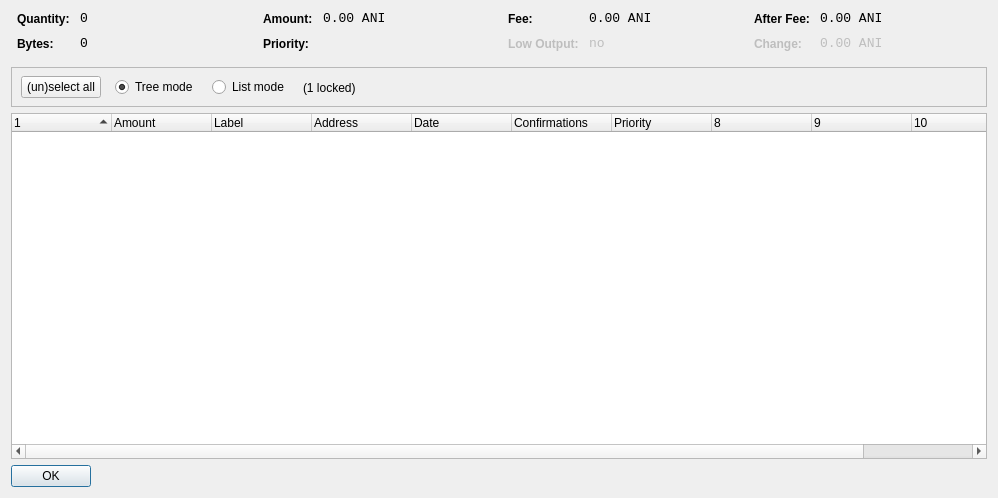
Qt form src/qt/forms/coincontroldialog.ui (Animecointeam/Animecoin) before a commit.
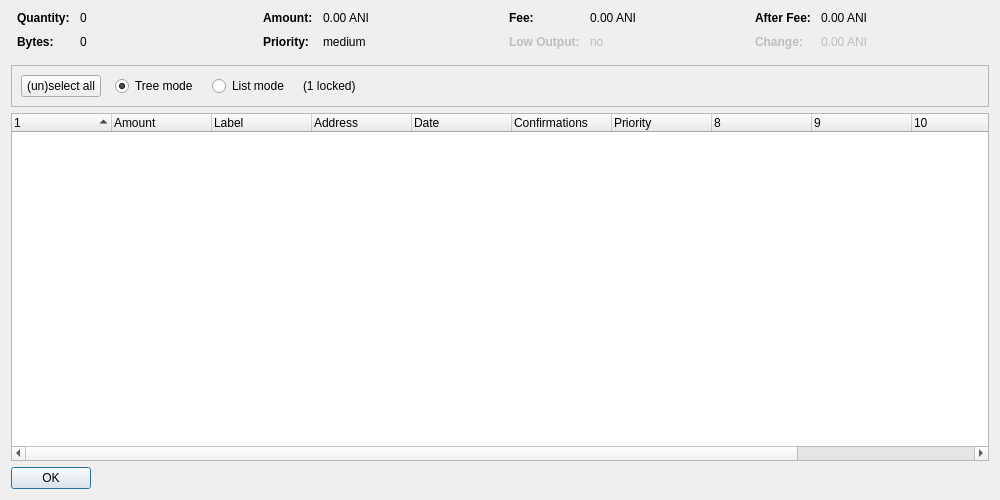
The same form after that commit. Custom widgets are drawn as their Qt base class.

What changed in the file:
```diff
--- a/src/qt/forms/coincontroldialog.ui
+++ b/src/qt/forms/coincontroldialog.ui
@@ -6,8 +6,8 @@
    <rect>
     <x>0</x>
     <y>0</y>
-    <width>998</width>
-    <height>498</height>
+    <width>1000</width>
+    <height>500</height>
    </rect>
   </property>
   <property name="windowTitle">
@@ -38,8 +38,11 @@
        </property>
        <item row="0" column="0">
         <widget class="QLabel" name="labelCoinControlQuantityText">
-         <property name="styleSheet">
-          <string notr="true">font-weight:bold;</string>
+         <property name="font">
+          <font>
+           <weight>75</weight>
+           <bold>true</bold>
+          </font>
          </property>
          <property name="text">
           <string>Quantity:</string>
@@ -48,12 +51,6 @@
        </item>
        <item row="0" column="1">
         <widget class="QLabel" name="labelCoinControlQuantity">
-         <property name="font">
-          <font>
-           <family>Monospace</family>
-           <pointsize>10</pointsize>
-          </font>
-         </property>
          <property name="cursor">
           <cursorShape>IBeamCursor</cursorShape>
          </property>
@@ -70,8 +67,11 @@
        </item>
        <item row="1" column="0">
         <widget class="QLabel" name="labelCoinControlBytesText">
-         <property name="styleSheet">
-          <string notr="true">font-weight:bold;</string>
+         <property name="font">
+          <font>
+           <weight>75</weight>
+           <bold>true</bold>
+          </font>
          </property>
          <property name="text">
           <string>Bytes:</string>
@@ -80,12 +80,6 @@
        </item>
        <item row="1" column="1">
         <widget class="QLabel" name="labelCoinControlBytes">
-         <property name="font">
-          <font>
-           <family>Monospace</family>
-           <pointsize>10</pointsize>
-          </font>
-         </property>
          <property name="cursor">
           <cursorShape>IBeamCursor</cursorShape>
          </property>
@@ -118,8 +112,11 @@
        </property>
        <item row="0" column="0">
         <widget class="QLabel" name="labelCoinControlAmountText">
-         <property name="styleSheet">
-          <string notr="true">font-weight:bold;</string>
+         <property name="font">
+          <font>
+           <weight>75</weight>
+           <bold>true</bold>
+          </font>
          </property>
          <property name="text">
           <string>Amount:</string>
@@ -128,12 +125,6 @@
        </item>
        <item row="0" column="1">
         <widget class="QLabel" name="labelCoinControlAmount">
-         <property name="font">
-          <font>
-           <family>Monospace</family>
-           <pointsize>10</pointsize>
-          </font>
-         </property>
          <property name="cursor">
           <cursorShape>IBeamCursor</cursorShape>
          </property>
@@ -150,8 +141,11 @@
        </item>
        <item row="1" column="0">
         <widget class="QLabel" name="labelCoinControlPriorityText">
-         <property name="styleSheet">
-          <string notr="true">font-weight:bold;</string>
+         <property name="font">
+          <font>
+           <weight>75</weight>
+           <bold>true</bold>
+          </font>
          </property>
          <property name="text">
           <string>Priority:</string>
@@ -160,12 +154,6 @@
        </item>
        <item row="1" column="1">
         <widget class="QLabel" name="labelCoinControlPriority">
-         <property name="font">
-          <font>
-           <family>Monospace</family>
-           <pointsize>10</pointsize>
-          </font>
-         </property>
          <property name="cursor">
           <cursorShape>IBeamCursor</cursorShape>
          </property>
@@ -173,7 +161,7 @@
           <enum>Qt::ActionsContextMenu</enum>
          </property>
          <property name="text">
-          <string/>
+          <string notr="true">medium</string>
          </property>
          <property name="textInteractionFlags">
           <set>Qt::LinksAccessibleByMouse|Qt::TextSelectableByKeyboard|Qt::TextSelectableByMouse</set>
@@ -198,8 +186,11 @@
        </property>
        <item row="0" column="0">
         <widget class="QLabel" name="labelCoinControlFeeText">
-         <property name="styleSheet">
-          <string notr="true">font-weight:bold;</string>
+         <property name="font">
+          <font>
+           <weight>75</weight>
+           <bold>true</bold>
+          </font>
          </property>
          <property name="text">
           <string>Fee:</string>
@@ -208,12 +199,6 @@
        </item>
        <item row="0" column="1">
         <widget class="QLabel" name="labelCoinControlFee">
-         <property name="font">
-          <font>
-           <family>Monospace</family>
-           <pointsize>10</pointsize>
-          </font>
-         </property>
          <property name="cursor">
           <cursorShape>IBeamCursor</cursorShape>
          </property>
@@ -233,8 +218,11 @@
          <property name="enabled">
           <bool>false</bool>
          </property>
-         <property name="styleSheet">
-          <string notr="true">font-weight:bold;</string>
+         <property name="font">
+          <font>
+           <weight>75</weight>
+           <bold>true</bold>
+          </font>
          </property>
          <property name="text">
           <string>Low Output:</string>
@@ -246,12 +234,6 @@
          <property name="enabled">
           <bool>false</bool>
          </property>
-         <property name="font">
-          <font>
-           <family>Monospace</family>
-           <pointsize>10</pointsize>
-          </font>
-         </property>
          <property name="cursor">
           <cursorShape>IBeamCursor</cursorShape>
          </property>
@@ -284,8 +266,11 @@
        </property>
        <item row="0" column="0">
         <widget class="QLabel" name="labelCoinControlAfterFeeText">
-         <property name="styleSheet">
-          <string notr="true">font-weight:bold;</string>
+         <property name="font">
+          <font>
+           <weight>75</weight>
+           <bold>true</bold>
+          </font>
          </property>
          <property name="text">
           <string>After Fee:</string>
@@ -294,12 +279,6 @@
        </item>
        <item row="0" column="1">
         <widget class="QLabel" name="labelCoinControlAfterFee">
-         <property name="font">
-          <font>
-           <family>Monospace</family>
-           <pointsize>10</pointsize>
-          </font>
-         </property>
          <property name="cursor">
           <cursorShape>IBeamCursor</cursorShape>
          </property>
@@ -319,8 +298,11 @@
          <property name="enabled">
           <bool>false</bool>
          </property>
-         <property name="styleSheet">
-          <string notr="true">font-weight:bold;</string>
+         <property name="font">
+          <font>
+           <weight>75</weight>
+           <bold>true</bold>
+          </font>
          </property>
          <property name="text">
           <string>Change:</string>
@@ -332,12 +314,6 @@
          <property name="enabled">
           <bool>false</bool>
          </property>
-         <property name="font">
-          <font>
-           <family>Monospace</family>
-           <pointsize>10</pointsize>
-          </font>
-         </property>
          <property name="cursor">
           <cursorShape>IBeamCursor</cursorShape>
          </property>
@@ -370,15 +346,8 @@
      <property name="frameShadow">
       <enum>QFrame::Sunken</enum>
      </property>
-     <widget class="QWidget" name="horizontalLayoutWidget">
-      <property name="geometry">
-       <rect>
-        <x>10</x>
-        <y>0</y>
-        <width>781</width>
-        <height>41</height>
-       </rect>
-      </property>
+     <layout class="QHBoxLayout" name="horizontalLayout">
+      <item>
       <layout class="QHBoxLayout" name="horizontalLayoutPanel" stretch="0,0,0,0,0">
        <property name="spacing">
         <number>14</number>
@@ -446,7 +415,8 @@
         </spacer>
        </item>
       </layout>
-     </widget>
+      </item>
+     </layout>
     </widget>
    </item>
    <item>
@@ -458,7 +428,7 @@
       <bool>false</bool>
      </property>
      <property name="columnCount">
-      <number>11</number>
+      <number>12</number>
      </property>
      <attribute name="headerShowSortIndicator" stdset="0">
       <bool>true</bool>
@@ -524,6 +494,11 @@
        <string/>
       </property>
      </column>
+     <column>
+      <property name="text">
+       <string/>
+      </property>
+     </column>
     </widget>
    </item>
    <item>
```
Left out of the diff: 6 changed lines with no effect on the pictures. Lines whose indentation alone changed are shown as unchanged.
